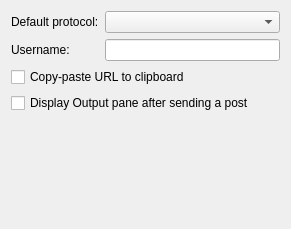
First picture: the form in src/plugins/cpaster/settingspage.ui, repository qt-creator/qt-creator, before the edit.
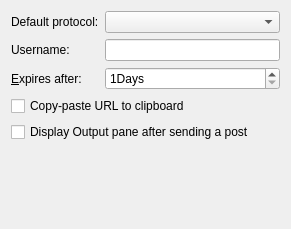
Second picture: the form after the edit.

Commit message:
CodePaster: Add setting for expiry.
Add a setting for expiry in days and additional setting for
PasteView dialog which can be used to override.

Diff of the .ui file:
```diff
--- a/src/plugins/cpaster/settingspage.ui
+++ b/src/plugins/cpaster/settingspage.ui
@@ -11,7 +11,14 @@
    </rect>
   </property>
   <layout class="QGridLayout" name="gridLayout">
-   <item row="8" column="0" colspan="2">
+   <item row="4" column="0" colspan="2">
+    <widget class="QCheckBox" name="clipboardBox">
+     <property name="text">
+      <string>Copy-paste URL to clipboard</string>
+     </property>
+    </widget>
+   </item>
+   <item row="9" column="0" colspan="2">
     <spacer name="verticalSpacer">
      <property name="orientation">
       <enum>Qt::Vertical</enum>
@@ -24,30 +31,9 @@
      </property>
     </spacer>
    </item>
-   <item row="4" column="0" colspan="2">
-    <widget class="QCheckBox" name="displayBox">
-     <property name="text">
-      <string>Display Output pane after sending a post</string>
-     </property>
-    </widget>
-   </item>
-   <item row="3" column="0" colspan="2">
-    <widget class="QCheckBox" name="clipboardBox">
-     <property name="text">
-      <string>Copy-paste URL to clipboard</string>
-     </property>
-    </widget>
-   </item>
    <item row="1" column="1">
     <widget class="QLineEdit" name="userEdit"/>
    </item>
-   <item row="1" column="0">
-    <widget class="QLabel" name="userNameLabel">
-     <property name="text">
-      <string>Username:</string>
-     </property>
-    </widget>
-   </item>
    <item row="0" column="1">
     <widget class="QComboBox" name="defaultProtocol"/>
    </item>
@@ -58,6 +44,43 @@
      </property>
     </widget>
    </item>
+   <item row="2" column="0">
+    <widget class="QLabel" name="expiryLabel">
+     <property name="text">
+      <string>&amp;Expires after:</string>
+     </property>
+     <property name="buddy">
+      <cstring>expirySpinBox</cstring>
+     </property>
+    </widget>
+   </item>
+   <item row="5" column="0" colspan="2">
+    <widget class="QCheckBox" name="displayBox">
+     <property name="text">
+      <string>Display Output pane after sending a post</string>
+     </property>
+    </widget>
+   </item>
+   <item row="1" column="0">
+    <widget class="QLabel" name="userNameLabel">
+     <property name="text">
+      <string>Username:</string>
+     </property>
+    </widget>
+   </item>
+   <item row="2" column="1">
+    <widget class="QSpinBox" name="expirySpinBox">
+     <property name="suffix">
+      <string>Days</string>
+     </property>
+     <property name="minimum">
+      <number>1</number>
+     </property>
+     <property name="maximum">
+      <number>365</number>
+     </property>
+    </widget>
+   </item>
   </layout>
  </widget>
  <resources/>
```
The commit also changes 20 other files.
